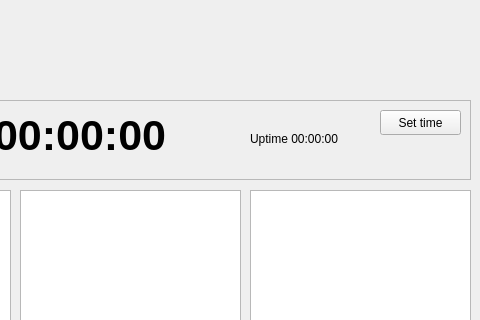
First picture: the form in widget_monitoring.ui, repository mupimenov/hponic, before the edit; both pictures show x 210 to 690 and y 0 to 320 of the 690 by 525 pixel window.
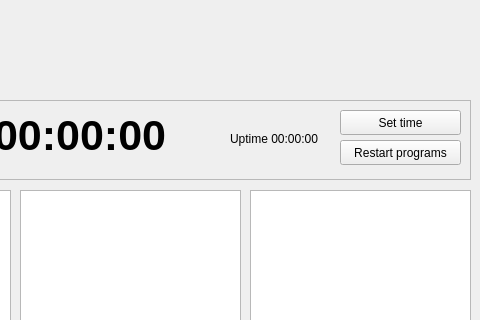
Second picture: the form after the edit. Icons and pictures are not drawn.

What changed in the file:
```diff
--- a/widget_monitoring.ui
+++ b/widget_monitoring.ui
@@ -81,9 +81,9 @@
    <widget class="QLabel" name="lUptime">
     <property name="geometry">
      <rect>
-      <x>450</x>
+      <x>430</x>
       <y>30</y>
-      <width>121</width>
+      <width>91</width>
       <height>17</height>
      </rect>
     </property>
@@ -94,9 +94,9 @@
    <widget class="QToolButton" name="tbSetTime">
     <property name="geometry">
      <rect>
-      <x>580</x>
+      <x>540</x>
       <y>10</y>
-      <width>81</width>
+      <width>121</width>
       <height>25</height>
      </rect>
     </property>
@@ -111,6 +111,26 @@
      <enum>Qt::ToolButtonTextBesideIcon</enum>
     </property>
    </widget>
+   <widget class="QToolButton" name="tbRestartPrograms">
+    <property name="geometry">
+     <rect>
+      <x>540</x>
+      <y>40</y>
+      <width>121</width>
+      <height>25</height>
+     </rect>
+    </property>
+    <property name="text">
+     <string>Restart programs</string>
+    </property>
+    <property name="icon">
+     <iconset resource="icons.qrc">
+      <normaloff>:/icons/restart_services.png</normaloff>:/icons/restart_services.png</iconset>
+    </property>
+    <property name="toolButtonStyle">
+     <enum>Qt::ToolButtonTextBesideIcon</enum>
+    </property>
+   </widget>
   </widget>
  </widget>
  <resources>
```
